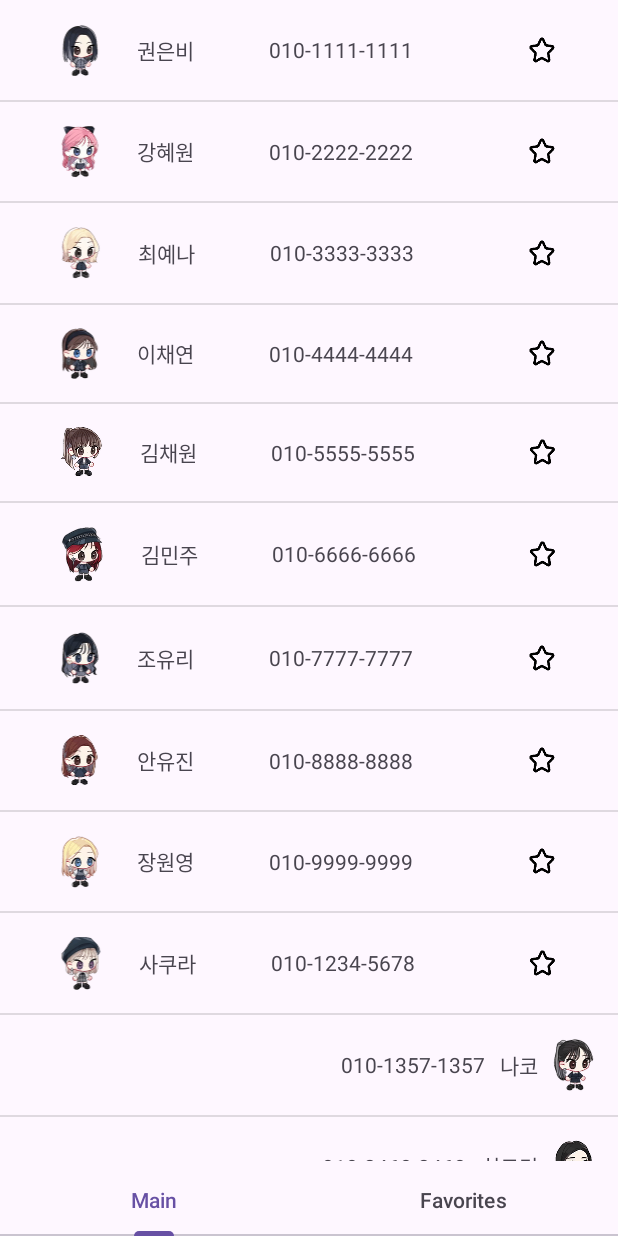
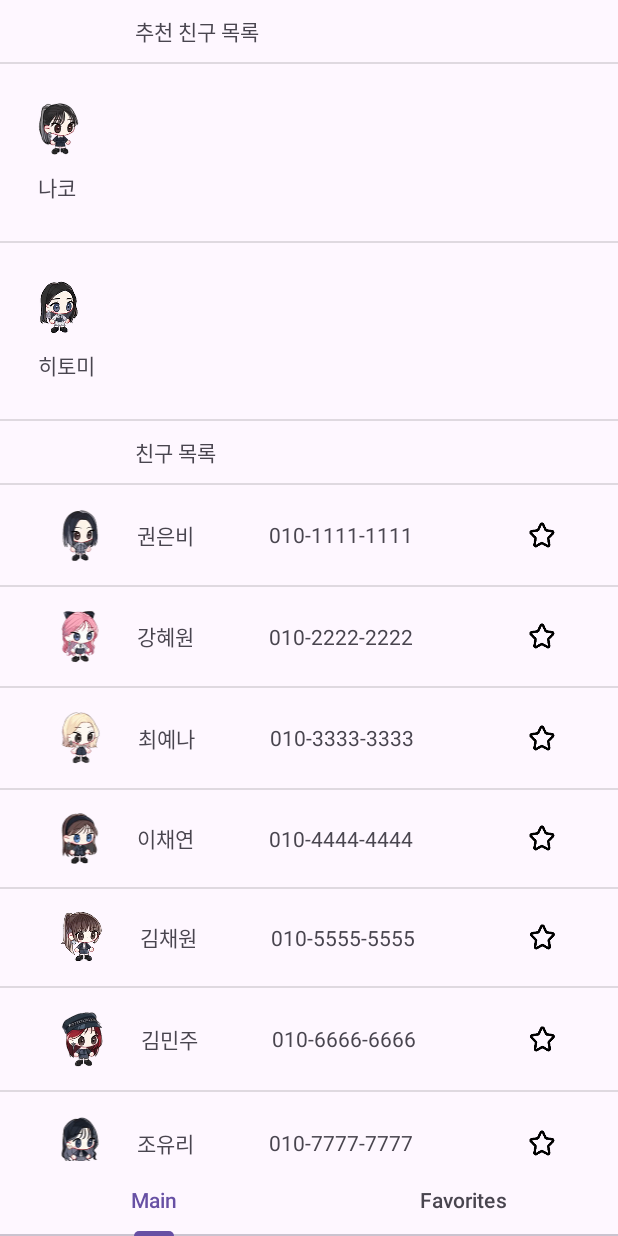
Before and after one commit to seongssu/adept_apple, an Android app: the screen it shows after launch (MainActivity), on a phone screen of 412 x 824 dp. Run offline under Robolectric (Android 15) with nearby library versions, the phone set to English and light mode, and no system bars.

Commit message:
[FEAT] : ⚙️ 추천친구 친구목록으로 추가

```diff
--- a/app/src/main/java/com/android/latecomers/FavoritesFragment.kt
+++ b/app/src/main/java/com/android/latecomers/FavoritesFragment.kt
@@ -67,6 +67,7 @@ class FavoritesFragment : Fragment() {
             }
 
             override fun onFavoritesClick(view: View, position: Int) {
+                Log.d("FavoritesFragment", "onFavoritesClick 호출됨")
                 if (position in 0 until getFavoritesList.size) {
                     val item = getFavoritesList[position]
                     item.isFavorite = !item.isFavorite
@@ -77,6 +78,7 @@ class FavoritesFragment : Fragment() {
 //                    favoritesList.add(item)
                     }
                     favoreitesList.add(getFavoritesList[position])
+                    favoreitesList.clear()
                     getFavoritesList.removeAt(position)
                     adapter.notifyDataSetChanged()
                     adapter.notifyItemRemoved(position)
--- a/app/src/main/java/com/android/latecomers/MainAdapter.kt
+++ b/app/src/main/java/com/android/latecomers/MainAdapter.kt
@@ -4,12 +4,15 @@ import android.view.LayoutInflater
 import android.view.View
 import android.view.ViewGroup
 import androidx.recyclerview.widget.RecyclerView
+import androidx.recyclerview.widget.RecyclerView.ViewHolder
 import com.android.latecomers.databinding.ActivityMainAdapterBinding
 import com.android.latecomers.databinding.RecommendedFriendBinding
+import com.android.latecomers.databinding.TitleNomalBinding
 
 class MainAdapter(private val izone: MutableList<MemberData>) : RecyclerView
 .Adapter<RecyclerView.ViewHolder>() {
     interface mainMemberClick {
+        fun onProfileClick(view: View, position: Int)
         fun onTelClick(view: View, position: Int)
         fun onFavoritesClick(view: View, position: Int)
     }
@@ -17,9 +20,7 @@ class MainAdapter(private val izone: MutableList<MemberData>) : RecyclerView
     var memberClick: MainAdapter.mainMemberClick? = null
 
     inner class Holder(val binding: ActivityMainAdapterBinding) : RecyclerView.ViewHolder(
-        binding
-            .root
-    ) {
+        binding.root) {
         val profile = binding.mainProfile
         val name = binding.mainName
         val tel = binding.mainTel
@@ -31,44 +32,51 @@ class MainAdapter(private val izone: MutableList<MemberData>) : RecyclerView
         (binding.root) {
         val profile_recommended = binding.recommendedProfile
         val name_recommended = binding.recommendedName
-        val tel_recommended = binding.recommendedTel
     }
 
+
+    inner class titleNomalHolder(val binding: TitleNomalBinding) : RecyclerView.ViewHolder
+        (binding.root){
+            val title_nomal = binding.titleNomal
+        }
+    override fun getItemId(position: Int): Long {
+        return position.toLong()
+    }
     override fun getItemCount(): Int {
         return izone.size
     }
-
-    override fun getItemId(position: Int): Long {
-        return position.toLong()
-    }
-
     override fun onCreateViewHolder(
         parent: ViewGroup,
         viewType: Int
     ): RecyclerView.ViewHolder {
-//        val binding = ActivityMainAdapterBinding.inflate(
-//            LayoutInflater.from(parent.context),
-//            parent, false
-//        )
         return when (viewType) {
+            MemberData.viewType_title_nomal ->{
+                val binding = TitleNomalBinding.inflate(LayoutInflater.from(parent.context),
+                    parent, false)
+                titleNomalHolder(binding)
+            }
             MemberData.viewType_nomal -> {
                 val binding = ActivityMainAdapterBinding.inflate(LayoutInflater.from(parent
                     .context),parent,false)
                 Holder(binding)
             }
-
             MemberData.viewType_recommend -> {
                 val binding = RecommendedFriendBinding.inflate(LayoutInflater.from(parent
                     .context),parent,false)
                 RecommendedHolder(binding)
             }
-
-            else -> throw IllegalArgumentException("Invalid view type")
+            else -> throw IllegalArgumentException("잘못된 viewType 입니다.")
         }
     }
 
     override fun onBindViewHolder(holder: RecyclerView.ViewHolder, position: Int) {
         when(getItemViewType(position)){
+            MemberData.viewType_title_nomal -> {
+                val titleNomalHolder = holder as titleNomalHolder
+                titleNomalHolder.apply {
+                    title_nomal.text = izone[position].name
+                }
+            }
             MemberData.viewType_nomal ->{
                 val normalHolder = holder as Holder
                 normalHolder.apply {
@@ -87,14 +95,15 @@ class MainAdapter(private val izone: MutableList<MemberData>) : RecyclerView
             MemberData.viewType_recommend -> {
                 val recommendedHolder = holder as RecommendedHolder
                 recommendedHolder.apply {
+                   profile_recommended.setOnClickListener {
+                       memberClick?.onProfileClick(it, position)
+                   }
                     profile_recommended.setImageResource(izone[position].profile)
                     name_recommended.text = izone[position].name
-                    tel_recommended.text = izone[position].tel
                 }
             }
         }
     }
-
     override fun getItemViewType(position: Int): Int {
         return izone[position].type
     }
--- a/app/src/main/java/com/android/latecomers/MainFragment.kt
+++ b/app/src/main/java/com/android/latecomers/MainFragment.kt
@@ -28,18 +28,21 @@ class MainFragment : Fragment() {
         val view = binding.root
 
         val modelList = mutableListOf<MemberData>()
-        modelList.add(MemberData(viewType_nomal,R.drawable.character1, "권은비", "010-1111-1111"))
-        modelList.add(MemberData(viewType_nomal,R.drawable.character2, "강혜원", "010-2222-2222"))
-        modelList.add(MemberData(viewType_nomal,R.drawable.character3, "최예나", "010-3333-3333"))
-        modelList.add(MemberData(viewType_nomal,R.drawable.character4, "이채연", "010-4444-4444"))
-        modelList.add(MemberData(viewType_nomal,R.drawable.character5, "김채원", "010-5555-5555"))
-        modelList.add(MemberData(viewType_nomal,R.drawable.character6, "김민주", "010-6666-6666"))
-        modelList.add(MemberData(viewType_nomal,R.drawable.character7, "조유리", "010-7777-7777"))
-        modelList.add(MemberData(viewType_nomal,R.drawable.character8, "안유진", "010-8888-8888"))
-        modelList.add(MemberData(viewType_nomal,R.drawable.character9, "장원영", "010-9999-9999"))
-        modelList.add(MemberData(viewType_nomal,R.drawable.character10, "사쿠라", "010-1234-5678"))
-        modelList.add(MemberData(viewType_recommend,R.drawable.character11,"나코","010-1357-1357"))
-        modelList.add(MemberData(viewType_recommend,R.drawable.character12,"히토미","010-2468-2468"))
+        modelList.add(MemberData(0,0,"추천 친구 목록",""))
+        modelList.add(MemberData(2,R.drawable.character11,"나코","010-1357-1357"))
+        modelList.add(MemberData(2,R.drawable.character12,"히토미","010-2468-2468"))
+        modelList.add(MemberData(0,0,"친구 목록",""))
+        modelList.add(MemberData(1,R.drawable.character1, "권은비", "010-1111-1111"))
+        modelList.add(MemberData(1,R.drawable.character2, "강혜원", "010-2222-2222"))
+        modelList.add(MemberData(1,R.drawable.character3, "최예나", "010-3333-3333"))
+        modelList.add(MemberData(1,R.drawable.character4, "이채연", "010-4444-4444"))
+        modelList.add(MemberData(1,R.drawable.character5, "김채원", "010-5555-5555"))
+        modelList.add(MemberData(1,R.drawable.character6, "김민주", "010-6666-6666"))
+        modelList.add(MemberData(1,R.drawable.character7, "조유리", "010-7777-7777"))
+        modelList.add(MemberData(1,R.drawable.character8, "안유진", "010-8888-8888"))
+        modelList.add(MemberData(1,R.drawable.character9, "장원영", "010-9999-9999"))
+        modelList.add(MemberData(1,R.drawable.character10, "사쿠라", "010-1234-5678"))
+
         val adapter = MainAdapter(modelList)
         binding.mainRecyclerview.adapter = adapter
         binding.mainRecyclerview.layoutManager =
@@ -106,6 +109,17 @@ class MainFragment : Fragment() {
                 Log.d("FavoritesFragment", "MainFragment에서 넘겨주는 데이터 : ${bundle}")
                 setFragmentResult("requestKey", bundle)
             }
+
+            override fun onProfileClick(view: View, position: Int) {
+                val item = modelList[position]
+                if(item.type == 2){
+                    item.type =1
+                    modelList.remove(item)
+                    modelList.add(item)
+                    Log.d("FavoritesFragment", "itemtype : ${item}")
+                    adapter.notifyDataSetChanged()
+                }
+            }
         }
         return view
     }
--- a/app/src/main/java/com/android/latecomers/MemberData.kt
+++ b/app/src/main/java/com/android/latecomers/MemberData.kt
@@ -4,12 +4,12 @@ import android.os.Parcelable
 import kotlinx.android.parcel.Parcelize
 
 @Parcelize
-data class MemberData(val type: Int ,val profile:Int, val name:String, val tel:String,var
-isFavorite:
-Boolean =
-    false): Parcelable{
+data class MemberData(var type: Int ,val profile:Int, val name:String, val tel:String,var
+isFavorite:Boolean =false): Parcelable{
         companion object{
-            val viewType_nomal = 0
-            val viewType_recommend = 1
+            var viewType_nomal = 1
+            var viewType_recommend = 2
+            var viewType_title_nomal = 0
+
         }
     }
--- a/app/src/main/res/layout/recommended_friend.xml
+++ b/app/src/main/res/layout/recommended_friend.xml
@@ -1,37 +1,33 @@
 <?xml version="1.0" encoding="utf-8"?>
 <LinearLayout xmlns:android="http://schemas.android.com/apk/res/android"
-    android:orientation="vertical"
-    android:layout_width="match_parent"
+    android:orientation="horizontal"
+    android:layout_width="wrap_content"
     android:layout_height="wrap_content"
     android:layout_margin="15dp">
 
-    <LinearLayout
-        android:layout_width="match_parent"
-        android:layout_height="match_parent"
-        android:orientation="horizontal"
-        android:gravity="end">
 
-        <TextView
-            android:id="@+id/recommended_tel"
+
+
+        <LinearLayout
+            android:id="@+id/inlayout_recommended"
             android:layout_width="wrap_content"
             android:layout_height="wrap_content"
-            android:layout_gravity="center"
-            android:text="tel" />
+            android:orientation="vertical"
+            android:layout_margin="10dp">
+            <ImageView
+                android:id="@+id/recommended_profile"
+                android:layout_width="wrap_content"
+                android:layout_height="wrap_content"
+                android:src="@drawable/character11" />
+            <TextView
+                android:id="@+id/recommended_name"
+                android:layout_width="wrap_content"
+                android:layout_height="wrap_content"
+                android:text="name"
+                android:layout_marginTop="10dp"/>
 
-        <TextView
-            android:id="@+id/recommended_name"
-            android:layout_width="wrap_content"
-            android:layout_height="wrap_content"
-            android:layout_gravity="center"
-            android:text="name"
-            android:layout_marginHorizontal="10dp"/>
 
-        <ImageView
-            android:id="@+id/recommended_profile"
-            android:layout_width="wrap_content"
-            android:layout_height="wrap_content"
-            android:src="@drawable/character11" />
+        </LinearLayout>
 
-    </LinearLayout>
 
 </LinearLayout>
--- /dev/null
+++ b/app/src/main/res/layout/title_nomal.xml
@@ -0,0 +1,13 @@
+<?xml version="1.0" encoding="utf-8"?>
+<LinearLayout xmlns:android="http://schemas.android.com/apk/res/android"
+    android:orientation="vertical"
+    android:layout_width="match_parent"
+    android:layout_height="wrap_content"
+    android:layout_marginStart="80dp"
+    android:padding="10dp">
+
+    <TextView
+        android:id="@+id/title_nomal"
+        android:layout_width="match_parent"
+        android:layout_height="wrap_content" />
+</LinearLayout>
```
